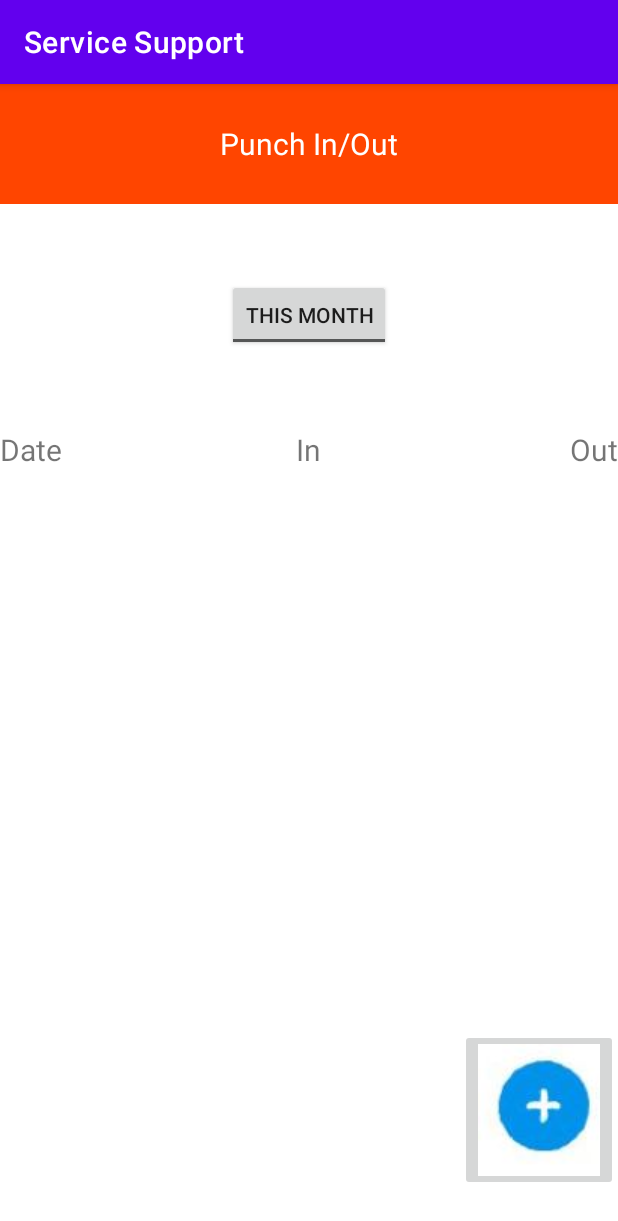
After one commit to nencymodi15/MyProject, an Android app: the fragment punchIn shown on its own in the app's theme, on a phone screen of 412 x 824 dp. The commit adds this screen. Shown: the top 1221 px of the screen. Run offline under Robolectric (Android 15) with nearby library versions, the phone set to English and light mode, and no system bars.

Commit message:
Main activity commit

```diff
--- /dev/null
+++ b/app/src/main/java/com/example/servicesupport/ui/punchIn/punchIn.java
@@ -0,0 +1,38 @@
+package com.example.servicesupport.ui.punchIn;
+
+import androidx.lifecycle.ViewModelProvider;
+
+import android.os.Bundle;
+
+import androidx.annotation.NonNull;
+import androidx.annotation.Nullable;
+import androidx.fragment.app.Fragment;
+
+import android.view.LayoutInflater;
+import android.view.View;
+import android.view.ViewGroup;
+
+import com.example.servicesupport.R;
+
+public class punchIn extends Fragment {
+
+    private PunchInViewModel mViewModel;
+
+    public static punchIn newInstance() {
+        return new punchIn();
+    }
+
+    @Override
+    public View onCreateView(@NonNull LayoutInflater inflater, @Nullable ViewGroup container,
+                             @Nullable Bundle savedInstanceState) {
+        return inflater.inflate(R.layout.punch_in_fragment, container, false);
+    }
+
+    @Override
+    public void onActivityCreated(@Nullable Bundle savedInstanceState) {
+        super.onActivityCreated(savedInstanceState);
+        mViewModel = new ViewModelProvider(this).get(PunchInViewModel.class);
+        // TODO: Use the ViewModel
+    }
+
+}
--- a/app/src/main/res/layout/punch_in_fragment.xml
+++ b/app/src/main/res/layout/punch_in_fragment.xml
@@ -5,9 +5,78 @@
     android:layout_height="match_parent"
     tools:context=".ui.punchIn.punchIn">
 
-    <TextView
+    <LinearLayout
         android:layout_width="match_parent"
         android:layout_height="match_parent"
-        android:text="Hello" />
+        android:orientation="vertical"
+        android:background="@color/white">
+
+        <RelativeLayout
+            android:layout_width="wrap_content"
+            android:layout_height="wrap_content"
+            android:id="@+id/pi1">
+
+            <RelativeLayout
+                android:layout_width="match_parent"
+                android:layout_height="80dp"
+                android:background="#FF4500"
+                android:id="@+id/pi2">
+                <TextView
+                    android:layout_width="match_parent"
+                    android:layout_height="match_parent"
+                    android:gravity="center"
+                    android:text="Punch In/Out"
+                    android:textSize="20dp"
+                    android:textColor="@color/white"/>
+            </RelativeLayout>
+            <RelativeLayout
+                android:layout_width="match_parent"
+                android:layout_height="wrap_content"
+                android:layout_below="@+id/pi2"
+                android:id="@+id/pi3"
+                android:background="@color/white">
+                <androidx.appcompat.widget.AppCompatToggleButton
+                    android:layout_width="wrap_content"
+                    android:layout_height="wrap_content"
+                    android:layout_centerHorizontal="true"
+                    android:layout_marginTop="50dp"
+                    android:textOff="This Month"
+                    android:textOn="Prev Month">
+                </androidx.appcompat.widget.AppCompatToggleButton>
+               <TextView
+                   android:layout_width="wrap_content"
+                   android:layout_height="wrap_content"
+                   android:text="In"
+                   android:layout_marginTop="150dp"
+                   android:layout_centerHorizontal="true"
+                   android:textSize="20dp"/>
+                <TextView
+                    android:layout_width="wrap_content"
+                    android:layout_height="wrap_content"
+                    android:text="Out"
+                    android:layout_marginTop="150dp"
+                    android:layout_alignParentRight="true"
+                    android:textSize="20dp"/>
+                <TextView
+                    android:layout_width="wrap_content"
+                    android:layout_height="wrap_content"
+                    android:text="Date"
+                    android:layout_marginTop="150dp"
+                    android:layout_alignParentLeft="true"
+                    android:textSize="20dp"/>
+
+                <ImageButton
+                    android:layout_width="wrap_content"
+                    android:layout_height="wrap_content"
+                    android:src="@drawable/button"
+                    android:layout_marginTop="550dp"
+                    android:layout_alignParentRight="true"/>
+
+            </RelativeLayout>
+
+        </RelativeLayout>
+
+
+    </LinearLayout>
 
 </FrameLayout>
--- a/app/src/main/res/navigation/mobile_navigation.xml
+++ b/app/src/main/res/navigation/mobile_navigation.xml
@@ -16,5 +16,11 @@
         android:label="@string/menu_c_resolve"
         tools:layout="@layout/comoresolve_fragment" />
 
+    <fragment
+        android:id="@+id/nav_PunchIn"
+        android:name="com.example.servicesupport.ui.punchIn.punchIn"
+        android:label="@string/menu_punchin"
+        tools:layout="@layout/punch_in_fragment" />
+
 
 </navigation>
```
Also changed, not shown: app/src/main/res/drawable/button.JPG (added).
